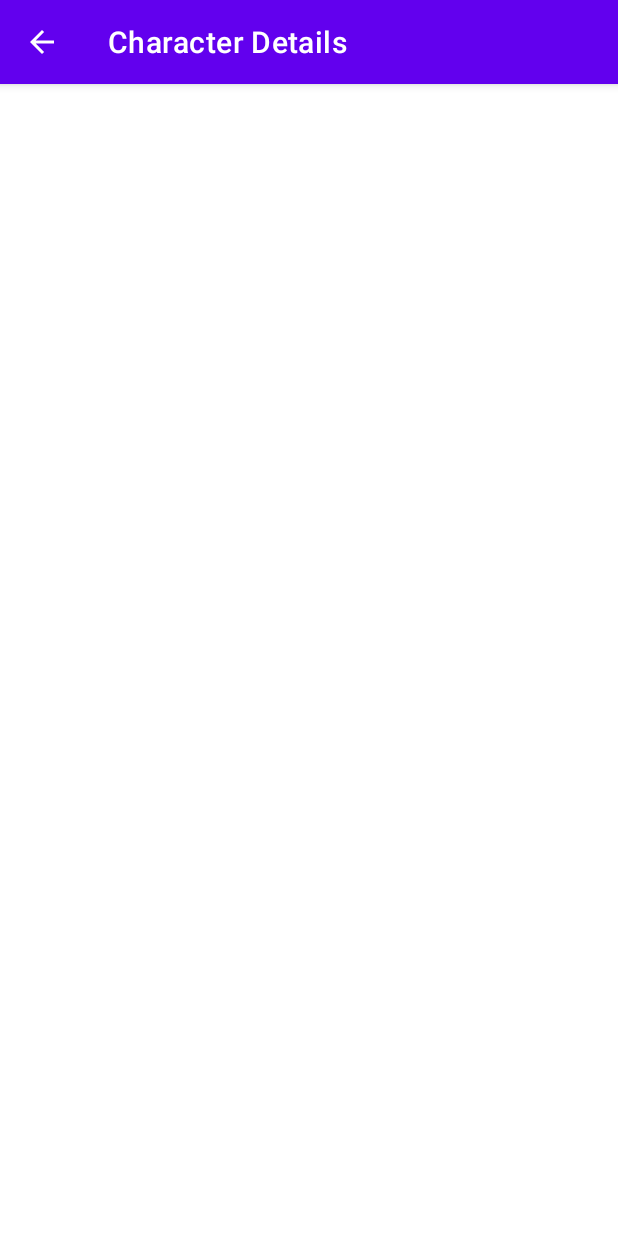
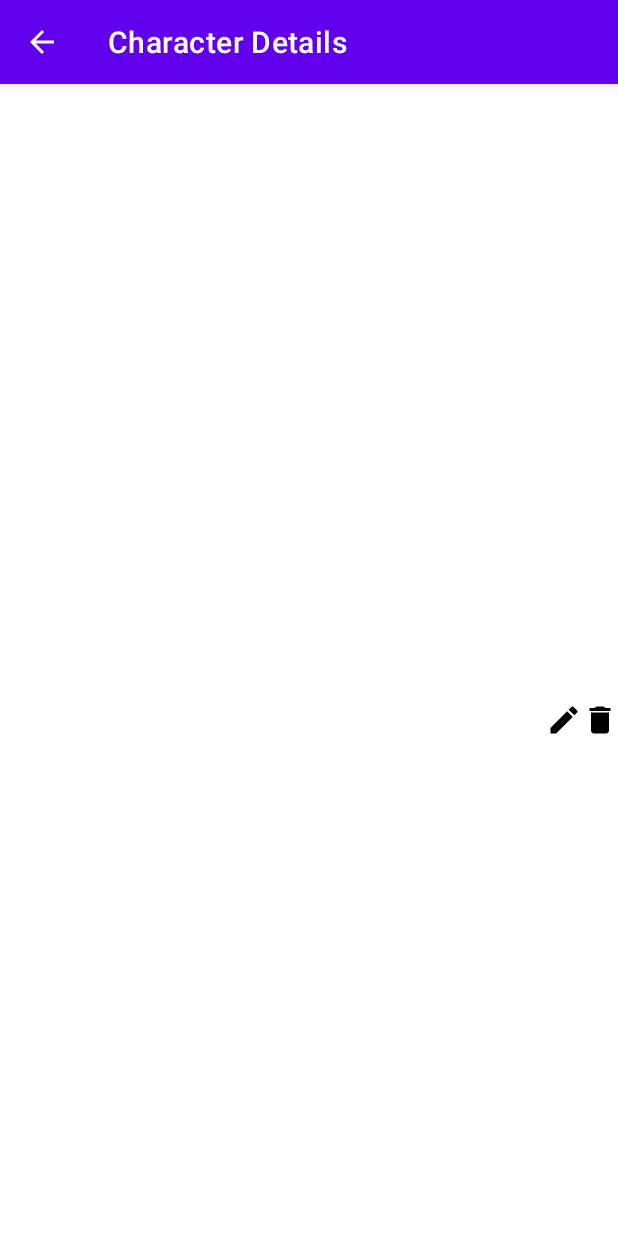
Before and after one commit to alexS317/Comfort-Zone, an Android app: the CharacterDetailActivity screen opened directly, with no data from a screen before it, on a phone screen of 412 x 824 dp. Run offline under Robolectric (Android 15) with nearby library versions, the light colour scheme and no system bars; 3 statements that could not run were skipped.

Commit message:
implement update and delete character

```diff
--- /dev/null
+++ b/app/src/main/res/drawable/ic_delete.xml
@@ -0,0 +1,5 @@
+<vector android:height="24dp" android:tint="#000000"
+    android:viewportHeight="24" android:viewportWidth="24"
+    android:width="24dp" xmlns:android="http://schemas.android.com/apk/res/android">
+    <path android:fillColor="@android:color/white" android:pathData="M6,19c0,1.1 0.9,2 2,2h8c1.1,0 2,-0.9 2,-2V7H6v12zM19,4h-3.5l-1,-1h-5l-1,1H5v2h14V4z"/>
+</vector>
--- /dev/null
+++ b/app/src/main/res/drawable/ic_edit.xml
@@ -0,0 +1,5 @@
+<vector android:height="24dp" android:tint="#000000"
+    android:viewportHeight="24" android:viewportWidth="24"
+    android:width="24dp" xmlns:android="http://schemas.android.com/apk/res/android">
+    <path android:fillColor="@android:color/white" android:pathData="M3,17.25V21h3.75L17.81,9.94l-3.75,-3.75L3,17.25zM20.71,7.04c0.39,-0.39 0.39,-1.02 0,-1.41l-2.34,-2.34c-0.39,-0.39 -1.02,-0.39 -1.41,0l-1.83,1.83 3.75,3.75 1.83,-1.83z"/>
+</vector>
--- a/app/src/main/res/layout/activity_character_detail.xml
+++ b/app/src/main/res/layout/activity_character_detail.xml
@@ -24,4 +24,20 @@
         app:layout_constraintTop_toBottomOf="@id/character_Image"
         tools:text="Character name" />
 
+    <ImageView
+        android:id="@+id/edit_button"
+        android:layout_width="wrap_content"
+        android:layout_height="wrap_content"
+        android:src="@drawable/ic_edit"
+        app:layout_constraintEnd_toStartOf="@id/delete_button"
+        app:layout_constraintTop_toBottomOf="@id/character_Image" />
+
+    <ImageView
+        android:id="@+id/delete_button"
+        android:layout_width="wrap_content"
+        android:layout_height="wrap_content"
+        android:src="@drawable/ic_delete"
+        app:layout_constraintEnd_toEndOf="parent"
+        app:layout_constraintTop_toBottomOf="@id/character_Image" />
+
 </androidx.constraintlayout.widget.ConstraintLayout>
```
Also changed, not shown: app/src/main/java/com/example/ws2022creativecodelab3/AddCharacterActivity.kt (+23 -1 lines), app/src/main/java/com/example/ws2022creativecodelab3/CharacterDetailActivity.kt (+35 -0 lines), app/src/main/java/com/example/ws2022creativecodelab3/DatabaseHandler.kt (+15 -0 lines).
